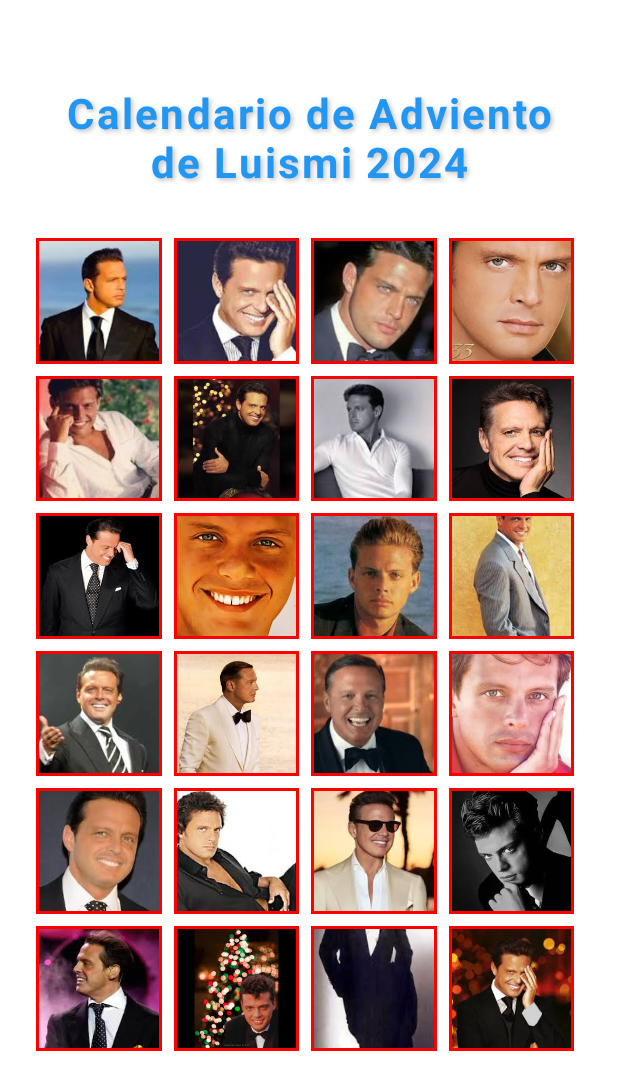
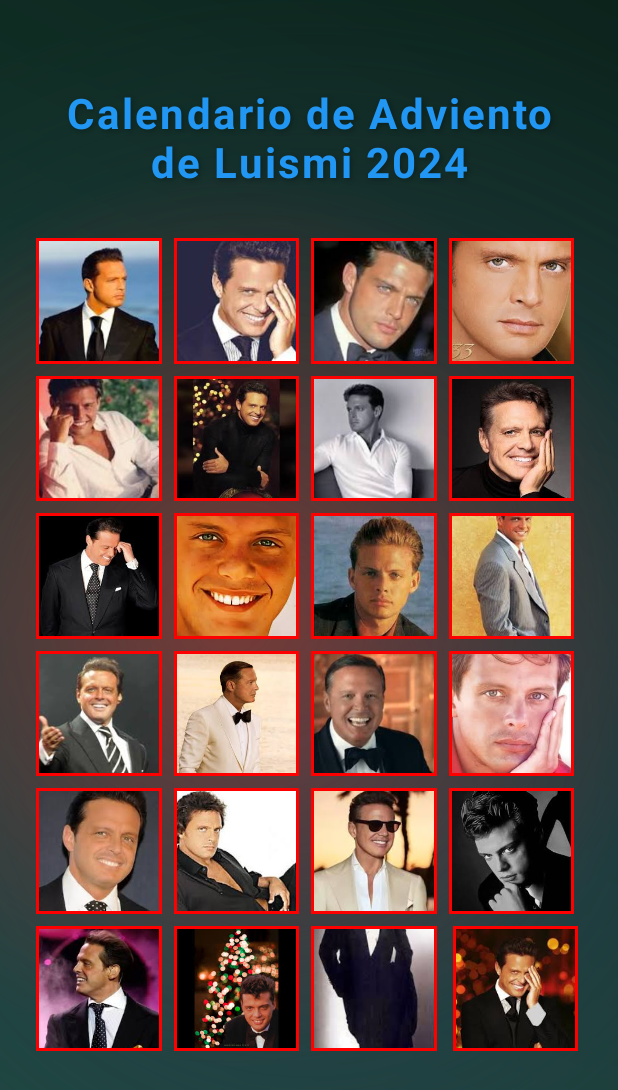
Before and after one commit to NNKTV28/El-Adviento-de-LuisMi--, an Android app built with Jetpack Compose: the screen it shows after launch (MainActivity), on a phone screen of 412 x 824 dp. Shown: the top 1090 px of the screen. Run offline under Robolectric (Android 15) with nearby library versions, the phone set to English and light mode, and no system bars.

Commit message:
Added background

```diff
--- a/app/src/main/java/com/example/luismixmascalendar/MainActivity.kt
+++ b/app/src/main/java/com/example/luismixmascalendar/MainActivity.kt
@@ -8,13 +8,14 @@ import androidx.activity.ComponentActivity
 import android.database.sqlite.SQLiteDatabase
 import android.content.ContentValues
 import android.content.Intent
+import android.view.View
 import java.util.*
 
 class MainActivity : ComponentActivity() {
     private lateinit var db: SQLiteDatabase
     private var mediaPlayer: MediaPlayer? = null
     private val testing = true
-    private val testing_day = 3 // Change this value to simulate different days
+    private val testingDay = 25 // Change this value to simulate different days
     private val imageViews = mutableListOf<ImageView>()
 
     @SuppressLint("SetTextI18", "DiscouragedApi")
@@ -27,11 +28,18 @@ class MainActivity : ComponentActivity() {
 
         val calendar = Calendar.getInstance()
         val currentMonth = calendar.get(Calendar.MONTH)
-        val currentDay = if (testing) testing_day else calendar.get(Calendar.DAY_OF_MONTH)
+        val currentDay = if (testing) testingDay else calendar.get(Calendar.DAY_OF_MONTH)
+
+        val christmasImageView = findViewById<ImageView>(R.id.imageView25)
 
         if (currentMonth == Calendar.DECEMBER && currentDay == 25) {
-            // Show single big Christmas image
-            val christmasImageView = findViewById<ImageView>(R.id.imageView1)
+            // Hide all other images and show Christmas image
+            for (i in 1..24) {
+                val imageViewId = resources.getIdentifier("imageView$i", "id", packageName)
+                val imageView = findViewById<ImageView>(imageViewId)
+                imageView.visibility = View.GONE
+            }
+            christmasImageView.visibility = View.VISIBLE
             christmasImageView.setImageResource(R.drawable.day_25)
             christmasImageView.scaleType = ImageView.ScaleType.CENTER_INSIDE
             christmasImageView.foreground = getDrawable(R.drawable.green_border)
@@ -40,10 +48,12 @@ class MainActivity : ComponentActivity() {
             }
         } else {
             // Show advent calendar
+            christmasImageView.visibility = View.GONE
             for (i in 1..24) {
                 val imageViewId = resources.getIdentifier("imageView$i", "id", packageName)
                 val imageView = findViewById<ImageView>(imageViewId)
                 imageViews.add(imageView)
+                imageView.visibility = View.VISIBLE
                 setupImageView(imageView, i)
             }
         }
@@ -67,7 +77,7 @@ class MainActivity : ComponentActivity() {
         imageView.setOnClickListener {
             val calendar = Calendar.getInstance()
             val currentMonth = calendar.get(Calendar.MONTH)
-            val currentDay = if (testing) testing_day else calendar.get(Calendar.DAY_OF_MONTH)
+            val currentDay = if (testing) testingDay else calendar.get(Calendar.DAY_OF_MONTH)
 
             if (testing || (currentMonth == Calendar.DECEMBER && day <= currentDay)) {
                 openDay(day)
@@ -80,7 +90,8 @@ class MainActivity : ComponentActivity() {
 
     private fun openDay(day: Int) {
         val intent = if (day == 25) {
-            Intent(this, ChristmasDayActivity::class.java)
+            Intent(this, DayViewActivity::class.java)
+
         } else {
             Intent(this, DayViewActivity::class.java)
         }
--- /dev/null
+++ b/app/src/main/res/drawable/app_background.xml
@@ -0,0 +1,38 @@
+<?xml version="1.0" encoding="utf-8"?>
+<layer-list xmlns:android="http://schemas.android.com/apk/res/android">
+    <item>
+        <shape android:shape="rectangle">
+            <gradient
+                android:startColor="#1B4D3E"
+                android:endColor="#0C231C"
+                android:angle="45"/>
+            <size
+                android:width="1080dp"
+                android:height="1920dp"/>
+        </shape>
+    </item>
+    <item>
+        <bitmap
+            android:src="@drawable/snowflake"
+            android:tileMode="repeat"/>
+    </item>
+    <item>
+        <shape android:shape="rectangle">
+            <gradient
+                android:startColor="#CC2C3E50"
+                android:endColor="#00000000"
+                android:centerY="0.6"
+                android:type="radial"
+                android:gradientRadius="500dp"/>
+        </shape>
+    </item>
+    <item android:top="0dp" android:left="-100dp">
+        <shape android:shape="rectangle">
+            <gradient
+                android:startColor="#88C0392B"
+                android:endColor="#00000000"
+                android:type="radial"
+                android:gradientRadius="300dp"/>
+        </shape>
+    </item>
+</layer-list>
--- a/app/src/main/res/layout/main_activity.xml
+++ b/app/src/main/res/layout/main_activity.xml
@@ -1,9 +1,10 @@
 <?xml version="1.0" encoding="utf-8"?>
 <androidx.constraintlayout.widget.ConstraintLayout xmlns:android="http://schemas.android.com/apk/res/android"
     xmlns:app="http://schemas.android.com/apk/res-auto"
+    xmlns:tools="http://schemas.android.com/tools"
     android:layout_width="match_parent"
     android:layout_height="match_parent"
-    android:background="@color/white"
+    android:background="@drawable/app_background"
     android:padding="24dp">
 
     <TextView
@@ -27,7 +28,17 @@
         app:layout_constraintStart_toStartOf="parent"
         app:layout_constraintEnd_toEndOf="parent"
         android:layout_marginTop="16dp" />
-
+    <ImageView
+        android:id="@+id/imageView25"
+        android:layout_width="357dp"
+        android:layout_height="541dp"
+        android:visibility="gone"
+        app:layout_constraintDimensionRatio="1:1"
+        app:layout_constraintWidth_percent="0.23"
+        app:layout_constraintBottom_toBottomOf="parent"
+        app:layout_constraintEnd_toEndOf="parent"
+        tools:layout_editor_absoluteX="0dp"
+        tools:layout_editor_absoluteY="134dp" />
     <ImageView
         android:id="@+id/imageView1"
         android:layout_width="0dp"
@@ -266,6 +277,10 @@
         app:layout_constraintStart_toEndOf="@id/imageView23"
         app:layout_constraintWidth_percent="0.23"
         app:layout_constraintDimensionRatio="1:1"
+        app:layout_constraintBottom_toBottomOf="@id/imageView23"
+        app:layout_constraintEnd_toEndOf="parent"
         android:layout_marginStart="8dp"/>
 
+
+
 </androidx.constraintlayout.widget.ConstraintLayout>
```
Also changed, not shown: app/src/main/res/drawable/snowflake.png (added).
